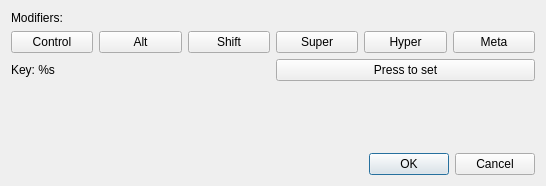
Old version of the form lib/autokey/qtui/resources/ui/hotkeysettings.ui in the repository autokey/autokey.
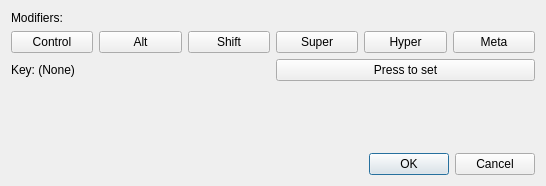
New version of the form.

Commit message: Fix UI inconsistencies in the hotkey record dialog. - Do not allow the user to save an empty hotkey by disabling the Ok button. - This obsoletes an error message that was shown previously when the user tried this. Removed the validation and error message function. - Properly restore the key label if the user cancels a recording when there was no previous key combination set. - Use absolute imports. - Added some docstrings.

```diff
--- a/lib/autokey/qtui/resources/ui/hotkeysettings.ui
+++ b/lib/autokey/qtui/resources/ui/hotkeysettings.ui
@@ -80,7 +80,7 @@
    <item row="2" column="0" colspan="3">
     <widget class="QLabel" name="keyLabel">
      <property name="text">
-      <string>Key: %s</string>
+      <string>Key: (None)</string>
      </property>
     </widget>
    </item>
```
Left out of the diff: 16 changed lines with no effect on the pictures. The commit also changes 1 other file.
